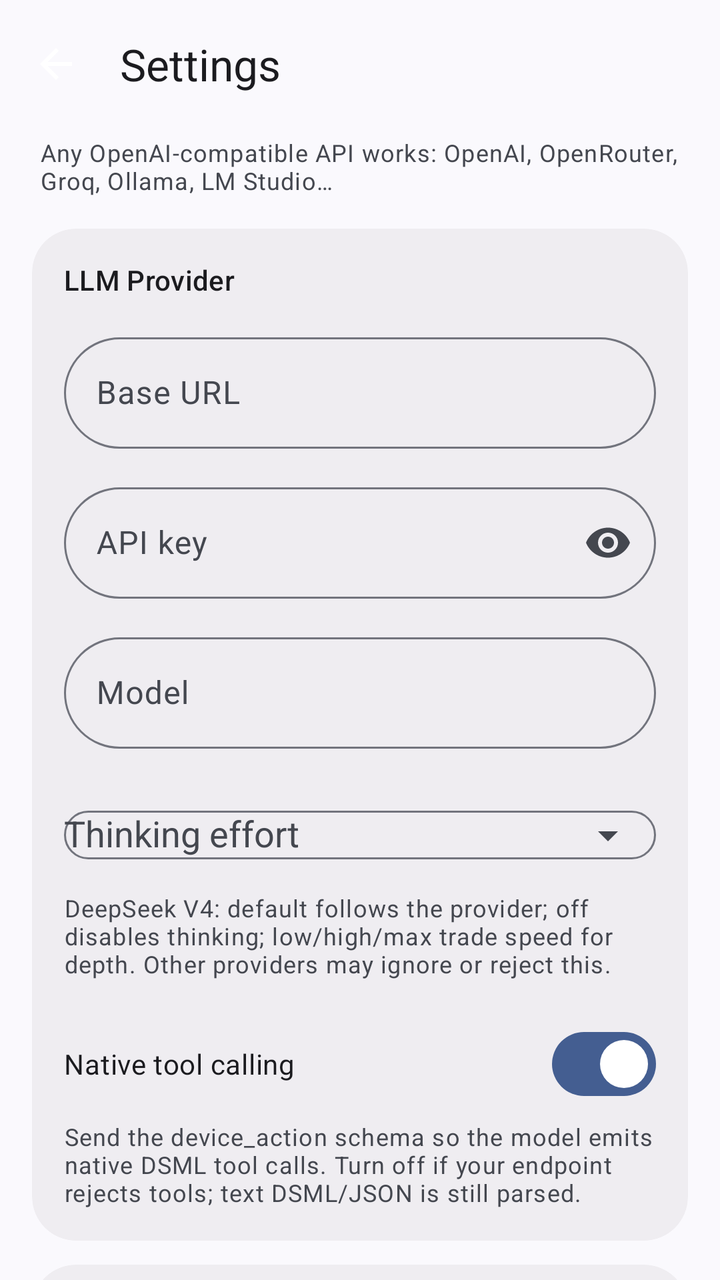
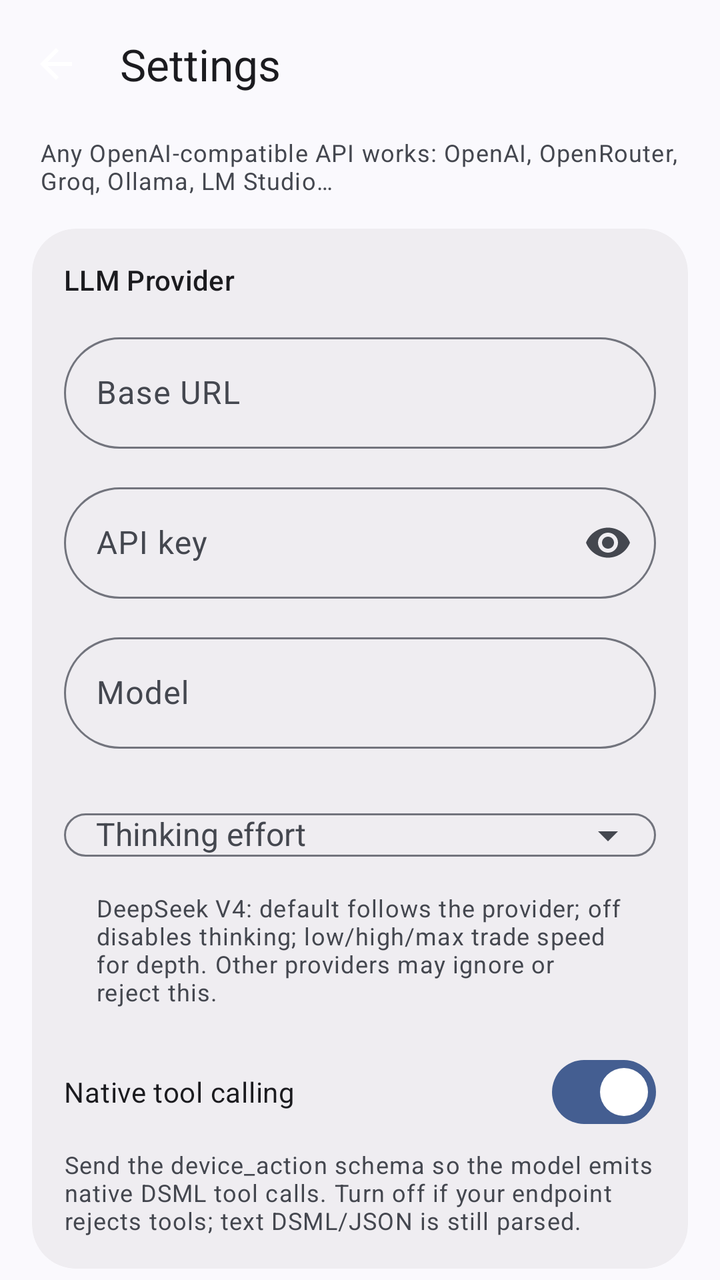

Compare the two renders of this Android layout. The source of the first and the diff that turns it into the second are given below.
<!-- AndroidManifest.xml: application theme Theme.Controller -->
<!-- res/layout/activity_settings.xml -->
<?xml version="1.0" encoding="utf-8"?>
<ScrollView xmlns:android="http://schemas.android.com/apk/res/android"
    xmlns:app="http://schemas.android.com/apk/res-auto"
    android:layout_width="match_parent"
    android:layout_height="match_parent"
    android:background="?attr/colorSurface"
    android:fillViewport="true"
    android:scrollbars="none">

    <LinearLayout
        android:layout_width="match_parent"
        android:layout_height="wrap_content"
        android:orientation="vertical"
        android:paddingBottom="28dp">

        <com.google.android.material.appbar.MaterialToolbar
            android:id="@+id/toolbar"
            android:layout_width="match_parent"
            android:layout_height="?attr/actionBarSize"
            android:background="?attr/colorSurface"
            app:navigationIcon="@drawable/ic_back"
            app:title="@string/settings_title"
            app:titleTextAppearance="@style/TextAppearance.Material3.TitleLarge" />

        <TextView
            android:layout_width="match_parent"
            android:layout_height="wrap_content"
            android:paddingStart="20dp"
            android:paddingTop="4dp"
            android:paddingEnd="20dp"
            android:text="@string/provider_note"
            android:textAppearance="@style/TextAppearance.Material3.BodySmall"
            android:textColor="?attr/colorOnSurfaceVariant" />

        <com.google.android.material.card.MaterialCardView
            android:layout_width="match_parent"
            android:layout_height="wrap_content"
            android:layout_marginStart="16dp"
            android:layout_marginTop="16dp"
            android:layout_marginEnd="16dp"
            app:cardBackgroundColor="?attr/colorSurfaceContainer"
            app:cardCornerRadius="22dp"
            app:cardElevation="0dp"
            app:strokeWidth="0dp">

            <LinearLayout
                android:layout_width="match_parent"
                android:layout_height="wrap_content"
                android:orientation="vertical"
                android:padding="16dp">

                <TextView
                    android:layout_width="wrap_content"
                    android:layout_height="wrap_content"
                    android:text="@string/provider_header"
                    android:textAppearance="@style/TextAppearance.Material3.TitleSmall"
                    android:textColor="?attr/colorOnSurface" />

                <com.google.android.material.textfield.TextInputLayout
                    style="@style/Widget.Controller.TextInputLayout"
                    android:layout_width="match_parent"
                    android:layout_height="wrap_content"
                    android:layout_marginTop="14dp"
                    android:hint="@string/label_url">

                    <com.google.android.material.textfield.TextInputEditText
                        android:id="@+id/etUrl"
                        android:layout_width="match_parent"
                        android:layout_height="wrap_content"
                        android:inputType="textUri" />

                </com.google.android.material.textfield.TextInputLayout>

                <com.google.android.material.textfield.TextInputLayout
                    style="@style/Widget.Controller.TextInputLayout"
                    android:layout_width="match_parent"
                    android:layout_height="wrap_content"
                    android:layout_marginTop="14dp"
                    android:hint="@string/label_key"
                    app:endIconMode="password_toggle"
                    app:endIconTint="?attr/colorOnSurfaceVariant">

                    <com.google.android.material.textfield.TextInputEditText
                        android:id="@+id/etKey"
                        android:layout_width="match_parent"
                        android:layout_height="wrap_content"
                        android:importantForAutofill="no"
                        android:inputType="textPassword" />

                </com.google.android.material.textfield.TextInputLayout>

                <TextView
                    android:id="@+id/keyBalance"
                    android:layout_width="wrap_content"
                    android:layout_height="wrap_content"
                    android:layout_marginTop="4dp"
                    android:background="?attr/selectableItemBackground"
                    android:clickable="true"
                    android:focusable="true"
                    android:paddingTop="4dp"
                    android:paddingBottom="4dp"
                    android:textAppearance="@style/TextAppearance.Material3.LabelMedium"
                    android:textColor="?attr/colorTertiary"
                    android:visibility="gone" />

                <com.google.android.material.textfield.TextInputLayout
                    style="@style/Widget.Controller.TextInputLayout"
                    android:layout_width="match_parent"
                    android:layout_height="wrap_content"
                    android:layout_marginTop="14dp"
                    android:hint="@string/label_model">

                    <com.google.android.material.textfield.TextInputEditText
                        android:id="@+id/etModel"
                        android:layout_width="match_parent"
                        android:layout_height="wrap_content"
                        android:inputType="textNoSuggestions" />

                </com.google.android.material.textfield.TextInputLayout>

                <com.google.android.material.textfield.TextInputLayout
                    style="@style/Widget.Controller.TextInputLayout"
                    android:layout_width="match_parent"
                    android:layout_height="wrap_content"
                    android:layout_marginTop="14dp"
                    android:hint="@string/thinking_effort"
                    app:endIconMode="dropdown_menu"
                    app:helperText="@string/thinking_effort_note">

                    <com.google.android.material.textfield.MaterialAutoCompleteTextView
                        android:id="@+id/etThinking"
                        android:layout_width="match_parent"
                        android:layout_height="wrap_content"
                        android:editable="false"
                        android:inputType="none" />

                </com.google.android.material.textfield.TextInputLayout>

                <com.google.android.material.materialswitch.MaterialSwitch
                    android:id="@+id/switchTools"
                    android:layout_width="match_parent"
                    android:layout_height="wrap_content"
                    android:layout_marginTop="18dp"
                    android:checked="true"
                    android:text="@string/native_tools"
                    android:textColor="?attr/colorOnSurface" />

                <TextView
                    android:layout_width="match_parent"
                    android:layout_height="wrap_content"
                    android:layout_marginTop="4dp"
                    android:text="@string/native_tools_note"
                    android:textAppearance="@style/TextAppearance.Material3.BodySmall"
                    android:textColor="?attr/colorOnSurfaceVariant" />

            </LinearLayout>

        </com.google.android.material.card.MaterialCardView>

        <com.google.android.material.card.MaterialCardView
            android:layout_width="match_parent"
            android:layout_height="wrap_content"
            android:layout_marginStart="16dp"
            android:layout_marginTop="12dp"
            android:layout_marginEnd="16dp"
            app:cardBackgroundColor="?attr/colorSurfaceContainer"
            app:cardCornerRadius="22dp"
            app:cardElevation="0dp"
            app:strokeWidth="0dp">

            <LinearLayout
                android:layout_width="match_parent"
                android:layout_height="wrap_content"
                android:orientation="vertical"
                android:padding="16dp">

                <TextView
                    android:layout_width="wrap_content"
                    android:layout_height="wrap_content"
                    android:text="@string/context_header"
                    android:textAppearance="@style/TextAppearance.Material3.TitleSmall"
                    android:textColor="?attr/colorOnSurface" />

                <TextView
                    android:layout_width="match_parent"
                    android:layout_height="wrap_content"
                    android:layout_marginTop="4dp"
                    android:text="@string/context_window_note"
                    android:textAppearance="@style/TextAppearance.Material3.BodySmall"
                    android:textColor="?attr/colorOnSurfaceVariant" />

                <com.google.android.material.textfield.TextInputLayout
                    style="@style/Widget.Controller.TextInputLayout"
                    android:layout_width="match_parent"
                    android:layout_height="wrap_content"
                    android:layout_marginTop="14dp"
                    android:hint="@string/context_window"
                    app:helperText="@string/context_window_helper">

                    <com.google.android.material.textfield.TextInputEditText
                        android:id="@+id/etContext"
                        android:layout_width="match_parent"
                        android:layout_height="wrap_content"
                        android:inputType="number" />

                </com.google.android.material.textfield.TextInputLayout>

            </LinearLayout>

        </com.google.android.material.card.MaterialCardView>

        <com.google.android.material.button.MaterialButton
            android:id="@+id/btnSave"
            android:layout_width="match_parent"
            android:layout_height="wrap_content"
            android:layout_marginStart="16dp"
            android:layout_marginTop="20dp"
            android:layout_marginEnd="16dp"
            android:text="@string/save"
            app:cornerRadius="18dp" />

    </LinearLayout>

</ScrollView>
<!-- resources referenced by this layout -->
<resources>
  <!-- drawable ic_back (drawable) -->
  <?xml version="1.0" encoding="utf-8"?>
  <vector xmlns:android="http://schemas.android.com/apk/res/android"
      android:width="24dp"
      android:height="24dp"
      android:viewportWidth="24"
      android:viewportHeight="24">
      <path
          android:fillColor="#FFFFFFFF"
          android:pathData="M20,11H7.83l5.59,-5.59L12,4l-8,8 8,8 1.41,-1.41L7.83,13H20v-2z" />
  </vector>
  <string name="context_header">Context</string>
  <string name="context_window">Context window</string>
  <string name="context_window_helper">In tokens, e.g. 128000</string>
  <string name="context_window_note">Older steps are compressed automatically when the prompt reaches 90% of this window.</string>
  <string name="label_key">API key</string>
  <string name="label_model">Model</string>
  <string name="label_url">Base URL</string>
  <string name="native_tools">Native tool calling</string>
  <string name="native_tools_note">Send the device_action schema so the model emits native DSML tool calls. Turn off if your endpoint rejects tools; text DSML/JSON is still parsed.</string>
  <string name="provider_header">LLM Provider</string>
  <string name="provider_note">Any OpenAI-compatible API works: OpenAI, OpenRouter, Groq, Ollama, LM Studio…</string>
  <string name="save">Save</string>
  <string name="settings_title">Settings</string>
  <string name="thinking_effort">Thinking effort</string>
  <string name="thinking_effort_note">DeepSeek V4: default follows the provider; off disables thinking; low/high/max trade speed for depth. Other providers may ignore or reject this.</string>
  <style name="Widget.Controller.TextInputLayout" parent="Widget.Material3.TextInputLayout.OutlinedBox">
          <item name="boxCornerRadiusTopStart">28dp</item>
          <item name="boxCornerRadiusTopEnd">28dp</item>
          <item name="boxCornerRadiusBottomStart">28dp</item>
          <item name="boxCornerRadiusBottomEnd">28dp</item>
      </style>
  <style name="Theme.Controller" parent="Theme.Material3.DynamicColors.DayNight.NoActionBar">
          <item name="android:statusBarColor">?attr/colorSurface</item>
          <item name="android:navigationBarColor">?attr/colorSurface</item>
      </style>
</resources>

<!-- the commit's change to res/layout/activity_settings.xml (unified diff, before → after) -->
@@ -132,7 +132,10 @@
                         android:layout_width="match_parent"
                         android:layout_height="wrap_content"
                         android:editable="false"
-                        android:inputType="none" />
+                        android:inputType="none"
+                        android:paddingStart="16dp"
+                        android:paddingEnd="16dp"
+                        android:textSize="16sp" />
 
                 </com.google.android.material.textfield.TextInputLayout>
 
